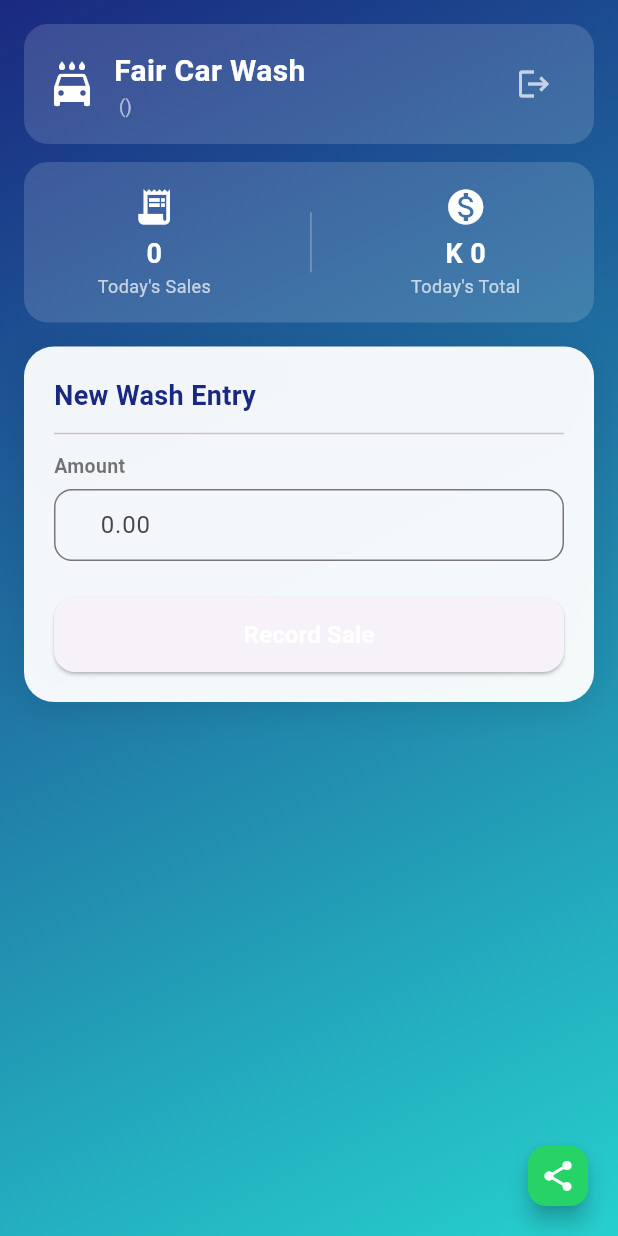
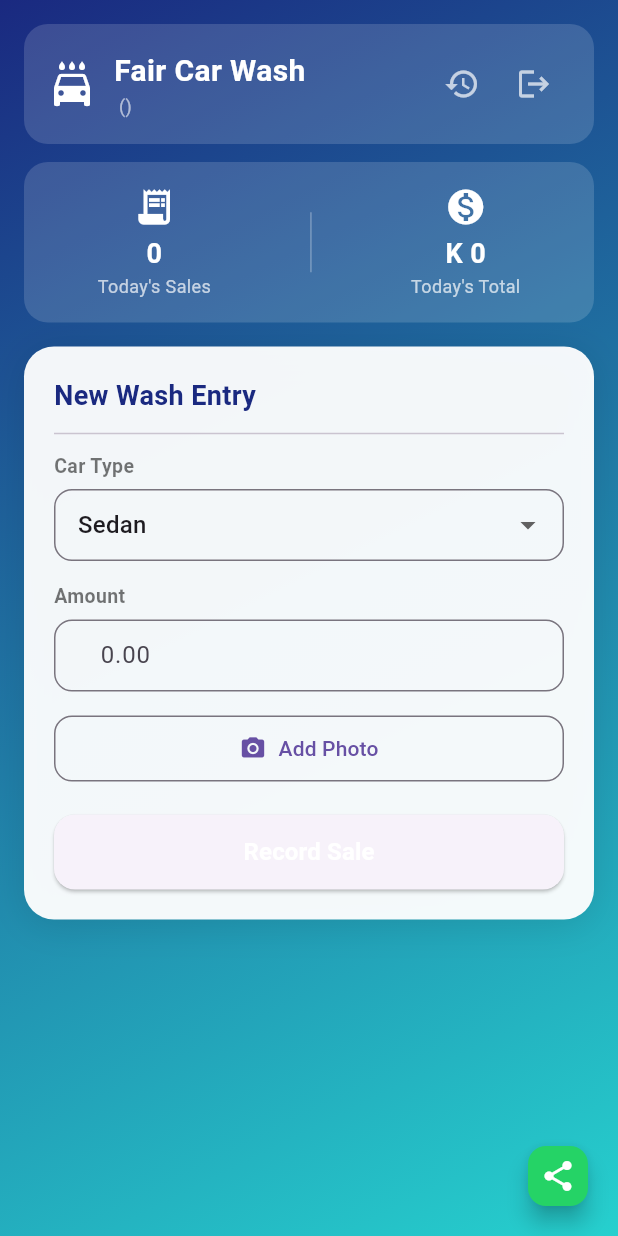
Before and after one commit to kelvinbandafairride-png/fairwash, a Flutter app: the HomePage screen opened directly with empty values, on a phone screen of 412 x 824 dp. Run offline on Flutter 3.47's test engine with Material 2 defaults, Android fonts, the phone set to English and light mode, and no system bars; our stand-ins replace image_picker.

```diff
--- a/fair_car_wash_sales/lib/models/sale.dart
+++ b/fair_car_wash_sales/lib/models/sale.dart
@@ -4,11 +4,15 @@ class Sale {
   final String id;
   final double amount;
   final DateTime timestamp;
+  final String carType;
+  final String? imagePath;
 
   Sale({
     String? id,
     required this.amount,
     DateTime? timestamp,
+    this.carType = 'Sedan',
+    this.imagePath,
   })  : id = id ?? DateTime.now().millisecondsSinceEpoch.toString(),
         timestamp = timestamp ?? DateTime.now();
 
@@ -16,11 +20,15 @@ class Sale {
     'id': id,
     'amount': amount,
     'timestamp': timestamp.toIso8601String(),
+    if (carType.isNotEmpty) 'carType': carType,
+    if (imagePath != null) 'imagePath': imagePath,
   };
 
   factory Sale.fromJson(Map<String, dynamic> json) => Sale(
     id: json['id'],
     amount: (json['amount'] as num).toDouble(),
     timestamp: DateTime.parse(json['timestamp']),
+    carType: json['carType'] ?? 'Sedan',
+    imagePath: json['imagePath'],
   );
 }
--- a/fair_car_wash_sales/lib/screens/home_page.dart
+++ b/fair_car_wash_sales/lib/screens/home_page.dart
@@ -1,10 +1,13 @@
 import 'dart:async';
+import 'dart:io';
 import 'package:flutter/material.dart';
+import 'package:image_picker/image_picker.dart';
 import 'package:url_launcher/url_launcher.dart';
 import '../models/sale.dart';
 import '../services/api_service.dart';
 import '../services/storage_service.dart';
 import 'login_page.dart';
+import 'sales_history_page.dart';
 
 class HomePage extends StatefulWidget {
   final String role;
@@ -18,6 +21,11 @@ class HomePage extends StatefulWidget {
 class _HomePageState extends State<HomePage> {
   final _formKey = GlobalKey<FormState>();
   final _amountController = TextEditingController();
+
+  String _carType = 'Sedan';
+  File? _imageFile;
+  final _picker = ImagePicker();
+  bool _uploading = false;
 
   int _bgIndex = 0;
   Timer? _bgTimer;
@@ -41,6 +49,24 @@ class _HomePageState extends State<HomePage> {
       if (mounted) setState(() => _bgIndex = (_bgIndex + 1) % _bgPalettes.length);
     });
     _loadData();
+  }
+
+  @override
+  Future<void> _pickImage(ImageSource source) async {
+    final picked = await _picker.pickImage(source: source, maxWidth: 1024);
+    if (picked != null) setState(() => _imageFile = File(picked.path));
+  }
+
+  void _showImagePicker() {
+    showModalBottomSheet(
+      context: context,
+      builder: (_) => SafeArea(
+        child: Wrap(children: [
+          ListTile(leading: const Icon(Icons.camera_alt), title: const Text('Take Photo'), onTap: () { Navigator.pop(context); _pickImage(ImageSource.camera); }),
+          ListTile(leading: const Icon(Icons.photo_library), title: const Text('Choose from Gallery'), onTap: () { Navigator.pop(context); _pickImage(ImageSource.gallery); }),
+        ]),
+      ),
+    );
   }
 
   @override
@@ -71,11 +97,19 @@ class _HomePageState extends State<HomePage> {
     final amount = double.tryParse(_amountController.text) ?? 0;
     if (amount <= 0) return;
 
-    final sale = Sale(amount: amount);
+    setState(() => _uploading = true);
+
+    String? savedImage;
+    if (_imageFile != null) {
+      savedImage = await StorageService.copyImage(_imageFile!.path);
+    }
+
+    final sale = Sale(amount: amount, carType: _carType, imagePath: savedImage);
 
     await StorageService.addSale(sale);
     _sales.add(sale);
     _amountController.clear();
+    setState(() { _imageFile = null; _carType = 'Sedan'; _uploading = false; });
     _updateSummary();
 
     if (ApiService.isConfigured) {
@@ -180,6 +214,11 @@ class _HomePageState extends State<HomePage> {
           ]),
         ),
         IconButton(
+          icon: const Icon(Icons.history, color: Colors.white70),
+          onPressed: () => Navigator.push(context, MaterialPageRoute(builder: (_) => SalesHistoryPage(role: widget.role, username: widget.username))),
+          tooltip: 'History',
+        ),
+        IconButton(
           icon: const Icon(Icons.logout, color: Colors.white70),
           onPressed: () => Navigator.pushReplacement(context, MaterialPageRoute(builder: (_) => const LoginPage())),
           tooltip: 'Logout',
@@ -221,6 +260,19 @@ class _HomePageState extends State<HomePage> {
         child: Column(crossAxisAlignment: CrossAxisAlignment.stretch, children: [
           Text('New Wash Entry', style: TextStyle(fontSize: 18, fontWeight: FontWeight.bold, color: _bgPalettes[_bgIndex].first)),
           const Divider(height: 24),
+          const Text('Car Type', style: TextStyle(fontWeight: FontWeight.w600, fontSize: 13, color: Colors.black54)),
+          const SizedBox(height: 6),
+          DropdownButtonFormField<String>(
+            value: _carType,
+            items: const [
+              DropdownMenuItem(value: 'Sedan', child: Text('Sedan')),
+              DropdownMenuItem(value: 'Medium Size', child: Text('Medium Size')),
+              DropdownMenuItem(value: 'Big Van', child: Text('Big Van')),
+            ],
+            onChanged: (v) { if (v != null) setState(() => _carType = v); },
+            decoration: InputDecoration(border: OutlineInputBorder(borderRadius: BorderRadius.circular(12)), contentPadding: const EdgeInsets.symmetric(horizontal: 12, vertical: 10)),
+          ),
+          const SizedBox(height: 14),
           const Text('Amount', style: TextStyle(fontWeight: FontWeight.w600, fontSize: 13, color: Colors.black54)),
           const SizedBox(height: 6),
           TextFormField(
@@ -228,13 +280,38 @@ class _HomePageState extends State<HomePage> {
             decoration: InputDecoration(prefixText: 'K ', hintText: '0.00', border: OutlineInputBorder(borderRadius: BorderRadius.circular(12)), contentPadding: const EdgeInsets.symmetric(horizontal: 12, vertical: 10)),
             validator: (v) { if (v == null || v.isEmpty) return 'Enter amount'; final n = double.tryParse(v); if (n == null || n <= 0) return 'Enter a valid amount'; return null; },
           ),
-          const SizedBox(height: 24),
+          const SizedBox(height: 14),
+          Row(children: [
+            Expanded(
+              child: OutlinedButton.icon(
+                icon: const Icon(Icons.camera_alt, size: 18),
+                label: Text(_imageFile != null ? 'Change Photo' : 'Add Photo'),
+                onPressed: _showImagePicker,
+                style: OutlinedButton.styleFrom(shape: RoundedRectangleBorder(borderRadius: BorderRadius.circular(12)), padding: const EdgeInsets.symmetric(vertical: 12)),
+              ),
+            ),
+            if (_imageFile != null) ...[
+              const SizedBox(width: 10),
+              ClipRRect(
+                borderRadius: BorderRadius.circular(8),
+                child: Image.file(_imageFile!, width: 48, height: 48, fit: BoxFit.cover),
+              ),
+              const SizedBox(width: 6),
+              GestureDetector(
+                onTap: () => setState(() => _imageFile = null),
+                child: const Icon(Icons.close, size: 18, color: Colors.red),
+              ),
+            ],
+          ]),
+          const SizedBox(height: 20),
           SizedBox(
             height: 50,
             child: ElevatedButton(
-              onPressed: _submitSale,
+              onPressed: _uploading ? null : _submitSale,
               style: ElevatedButton.styleFrom(shape: RoundedRectangleBorder(borderRadius: BorderRadius.circular(14)), foregroundColor: Colors.white),
-              child: const Text('Record Sale', style: TextStyle(fontSize: 16, fontWeight: FontWeight.bold)),
+              child: _uploading
+                  ? const SizedBox(height: 20, width: 20, child: CircularProgressIndicator(color: Colors.white, strokeWidth: 2))
+                  : const Text('Record Sale', style: TextStyle(fontSize: 16, fontWeight: FontWeight.bold)),
             ),
           ),
         ]),
```
Also changed, not shown: fair_car_wash_sales/lib/screens/report_page.dart (+7 -2 lines), fair_car_wash_sales/lib/screens/sales_history_page.dart (added, +95 -0 lines), 2 other files.
